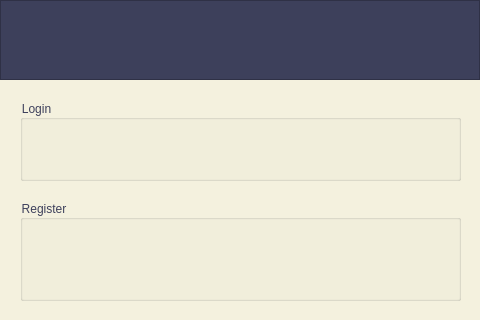
This is authentication.ui in kianmajl/Library as Qt 5 draws it before an edit. The edited form follows.
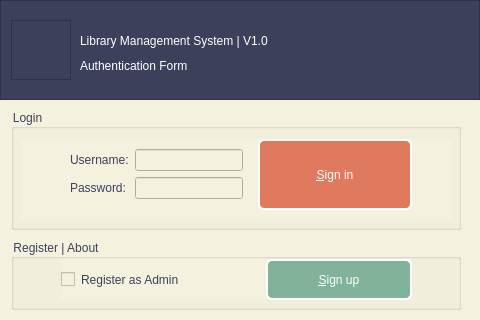
This is the edited form. Icons and pictures are not drawn.

Commit message: Design the login form

Patch:
```diff
--- a/authentication.ui
+++ b/authentication.ui
@@ -10,38 +10,217 @@
     <height>320</height>
    </rect>
   </property>
+  <property name="minimumSize">
+   <size>
+    <width>480</width>
+    <height>320</height>
+   </size>
+  </property>
+  <property name="maximumSize">
+   <size>
+    <width>480</width>
+    <height>320</height>
+   </size>
+  </property>
   <property name="windowTitle">
    <string>Form</string>
   </property>
   <property name="styleSheet">
-   <string notr="true">background-color: rgb(244, 241, 222);
-color: rgb(61, 64, 91);</string>
+   <string notr="true">QWidget
+{
+	background-color: rgb(244, 241, 222);
+	color: rgb(61, 64, 91);
+}
+QPushButton
+{
+	font: 10pt &quot;IRANYekan&quot;;
+	background-color: rgb(224, 122, 95);
+	color: rgb(255, 255, 255);
+    border: 2px solid rgb(255, 255, 255);
+    border-radius: 6px;
+}
+QPushButton:hover
+{
+	background-color: rgb(242, 204, 143);
+}
+QPushButton#pushButton_signup
+{
+	background-color: rgb(129, 178, 154);
+}
+QPushButton:hover#pushButton_signup
+{
+	background-color: rgb(242, 204, 143);
+}
+QCheckBox
+{
+	border: 0px
+}</string>
   </property>
   <widget class="QGroupBox" name="groupBox">
    <property name="geometry">
     <rect>
-     <x>20</x>
-     <y>100</y>
-     <width>441</width>
-     <height>81</height>
+     <x>11</x>
+     <y>109</y>
+     <width>450</width>
+     <height>121</height>
     </rect>
    </property>
    <property name="title">
     <string>Login</string>
    </property>
+   <widget class="QFrame" name="frame_login">
+    <property name="geometry">
+     <rect>
+      <x>10</x>
+      <y>30</y>
+      <width>431</width>
+      <height>81</height>
+     </rect>
+    </property>
+    <widget class="QWidget" name="">
+     <property name="geometry">
+      <rect>
+       <x>40</x>
+       <y>0</y>
+       <width>351</width>
+       <height>71</height>
+      </rect>
+     </property>
+     <layout class="QHBoxLayout" name="horizontalLayout">
+      <item>
+       <widget class="QFrame" name="formFrame">
+        <property name="sizePolicy">
+         <sizepolicy hsizetype="Fixed" vsizetype="Fixed">
+          <horstretch>0</horstretch>
+          <verstretch>0</verstretch>
+         </sizepolicy>
+        </property>
+        <property name="styleSheet">
+         <string notr="true">font: 8pt &quot;IRANYekan&quot;;</string>
+        </property>
+        <layout class="QFormLayout" name="formLayout_Login">
+         <item row="0" column="0">
+          <widget class="QLabel" name="label_2">
+           <property name="styleSheet">
+            <string notr="true"/>
+           </property>
+           <property name="text">
+            <string>Username:</string>
+           </property>
+          </widget>
+         </item>
+         <item row="0" column="1">
+          <widget class="QLineEdit" name="lineEdit"/>
+         </item>
+         <item row="1" column="0">
+          <widget class="QLabel" name="label_3">
+           <property name="text">
+            <string>Password:</string>
+           </property>
+          </widget>
+         </item>
+         <item row="1" column="1">
+          <widget class="QLineEdit" name="lineEdit_2">
+           <property name="echoMode">
+            <enum>QLineEdit::Password</enum>
+           </property>
+          </widget>
+         </item>
+        </layout>
+       </widget>
+      </item>
+      <item>
+       <widget class="QPushButton" name="pushButton_signin">
+        <property name="sizePolicy">
+         <sizepolicy hsizetype="Expanding" vsizetype="Expanding">
+          <horstretch>0</horstretch>
+          <verstretch>0</verstretch>
+         </sizepolicy>
+        </property>
+        <property name="minimumSize">
+         <size>
+          <width>0</width>
+          <height>0</height>
+         </size>
+        </property>
+        <property name="text">
+         <string>&amp;Sign in</string>
+        </property>
+       </widget>
+      </item>
+     </layout>
+    </widget>
+   </widget>
   </widget>
   <widget class="QGroupBox" name="groupBox_2">
    <property name="geometry">
     <rect>
-     <x>20</x>
-     <y>200</y>
-     <width>441</width>
-     <height>101</height>
+     <x>11</x>
+     <y>239</y>
+     <width>450</width>
+     <height>71</height>
     </rect>
    </property>
    <property name="title">
-    <string>Register</string>
+    <string>Register | About</string>
    </property>
+   <widget class="QWidget" name="">
+    <property name="geometry">
+     <rect>
+      <x>50</x>
+      <y>20</y>
+      <width>351</width>
+      <height>41</height>
+     </rect>
+    </property>
+    <layout class="QHBoxLayout" name="horizontalLayout_2">
+     <item>
+      <widget class="QCheckBox" name="checkBox">
+       <property name="text">
+        <string>Register as Admin</string>
+       </property>
+      </widget>
+     </item>
+     <item>
+      <spacer name="horizontalSpacer">
+       <property name="orientation">
+        <enum>Qt::Horizontal</enum>
+       </property>
+       <property name="sizeType">
+        <enum>QSizePolicy::Fixed</enum>
+       </property>
+       <property name="sizeHint" stdset="0">
+        <size>
+         <width>80</width>
+         <height>20</height>
+        </size>
+       </property>
+      </spacer>
+     </item>
+     <item>
+      <widget class="QPushButton" name="pushButton_signup">
+       <property name="sizePolicy">
+        <sizepolicy hsizetype="Expanding" vsizetype="Expanding">
+         <horstretch>0</horstretch>
+         <verstretch>0</verstretch>
+        </sizepolicy>
+       </property>
+       <property name="minimumSize">
+        <size>
+         <width>0</width>
+         <height>0</height>
+        </size>
+       </property>
+       <property name="styleSheet">
+        <string notr="true"/>
+       </property>
+       <property name="text">
+        <string>&amp;Sign up</string>
+       </property>
+      </widget>
+     </item>
+    </layout>
+   </widget>
   </widget>
   <widget class="QFrame" name="frame">
    <property name="geometry">
@@ -49,7 +228,7 @@
      <x>0</x>
      <y>0</y>
      <width>480</width>
-     <height>80</height>
+     <height>100</height>
     </rect>
    </property>
    <property name="styleSheet">
@@ -62,6 +241,57 @@
    <property name="frameShadow">
     <enum>QFrame::Raised</enum>
    </property>
+   <widget class="QFrame" name="frame_logo">
+    <property name="geometry">
+     <rect>
+      <x>11</x>
+      <y>20</y>
+      <width>60</width>
+      <height>60</height>
+     </rect>
+    </property>
+    <property name="styleSheet">
+     <string notr="true">image: url(:/icons/icons/member-card.png);</string>
+    </property>
+    <property name="frameShape">
+     <enum>QFrame::StyledPanel</enum>
+    </property>
+    <property name="frameShadow">
+     <enum>QFrame::Raised</enum>
+    </property>
+   </widget>
+   <widget class="QLabel" name="label_title">
+    <property name="geometry">
+     <rect>
+      <x>80</x>
+      <y>25</y>
+      <width>381</width>
+      <height>31</height>
+     </rect>
+    </property>
+    <property name="styleSheet">
+     <string notr="true">font: 75 12pt &quot;IRANYekan&quot;;</string>
+    </property>
+    <property name="text">
+     <string>Library Management System | V1.0</string>
+    </property>
+   </widget>
+   <widget class="QLabel" name="label">
+    <property name="geometry">
+     <rect>
+      <x>80</x>
+      <y>55</y>
+      <width>311</width>
+      <height>21</height>
+     </rect>
+    </property>
+    <property name="styleSheet">
+     <string notr="true">font: 25 8pt &quot;IRANYekan Light&quot;;</string>
+    </property>
+    <property name="text">
+     <string>Authentication Form</string>
+    </property>
+   </widget>
   </widget>
  </widget>
  <resources/>
```
Left out of the diff: 14 changed lines with no effect on the pictures.
